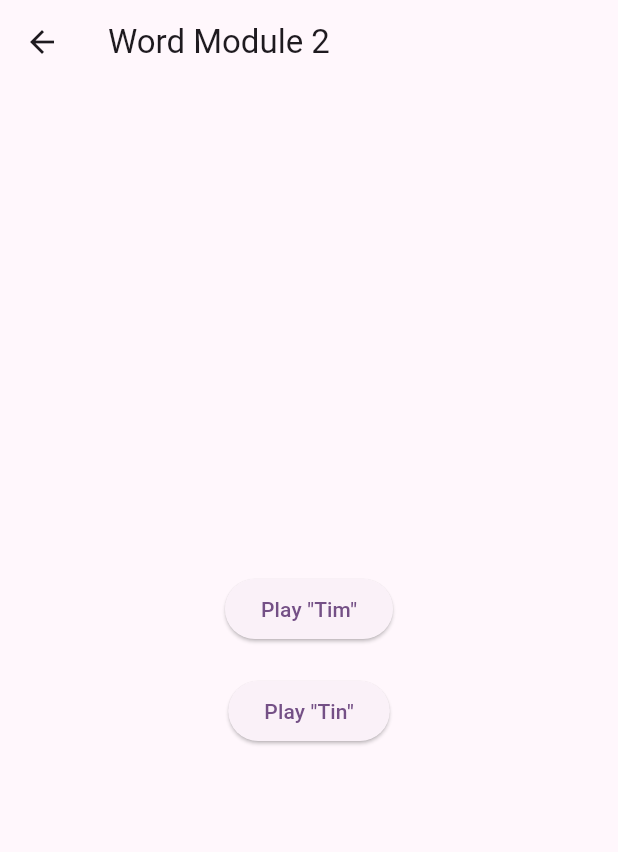
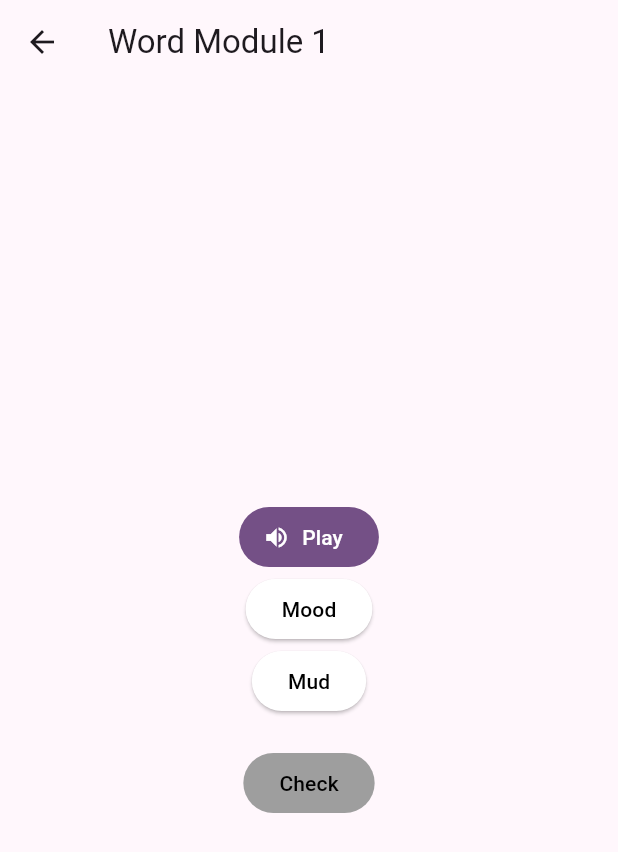
Before and after one commit to chateaumai/HearBat, a Flutter app: the WordModule2 screen opened directly, on a phone screen of 412 x 824 dp. Shown: the top 852 px of the screen. Run offline on Flutter 3.47's test engine with Material 3 defaults, Android fonts, the phone set to English and light mode, and no system bars; our stand-ins replace audioplayers, firebase_core, googleapis_auth; missing offline and left inert: googleapis; accounts and stored records are empty.

Commit message:
Implemented Word Lesson currently randomizing words, screen just pops when 10 words have been practiced

```diff
--- /dev/null
+++ b/lib/data/word_modules.dart
@@ -0,0 +1,29 @@
+import '../models/word_pair.dart';
+
+final Map<String, List<WordPair>> wordModules = {
+  'Module1': [
+    WordPair('Ship', 'Sheep'),
+    WordPair('Bat', 'Pat'),
+    WordPair('Cat', 'Hat'),
+    WordPair('Fan', 'Van'),
+    WordPair('Mice', 'Nice'),
+    WordPair('Rice', 'Rise'),
+    WordPair('Light', 'Right'),
+    WordPair('Seat', 'Seed'),
+    WordPair('Coke', 'Cook'),
+    WordPair('Bear', 'Pear'),
+  ],
+
+  'Module2': [
+    WordPair('Mood', 'Mud'),
+    WordPair('Beach', 'Beech'),
+    WordPair('Fail', 'Veil'),
+    WordPair('Thick', 'Sick'),
+    WordPair('Heart', 'Hurt'),
+    WordPair('Cord', 'Card'),
+    WordPair('Mail', 'Male'),
+    WordPair('Peace', 'Piece'),
+    WordPair('Whole', 'Hole'),
+    WordPair('Tale', 'Tail'),
+  ],
+};
--- a/lib/models/word_audio_pair.dart
+++ /dev/null
@@ -1,6 +0,0 @@
-class WordAudio {
-  final String word;
-  final String audioFile;
-
-  WordAudio(this.word, this.audioFile);
-}
--- /dev/null
+++ b/lib/models/word_pair.dart
@@ -0,0 +1,6 @@
+class WordPair {
+  final String wordA;
+  final String wordB;
+
+  WordPair(this.wordA, this.wordB);
+}
--- a/lib/pages/module_types/words/modules/word_module_2.dart
+++ b/lib/pages/module_types/words/modules/word_module_2.dart
@@ -1,5 +1,7 @@
 import 'package:flutter/material.dart';
 import 'package:hearbat/utils/google_tts.dart';
+import '../../../../widgets/two_word_widget.dart';
+import '../../../../data/word_modules.dart';
 
 class WordModule2 extends StatelessWidget {
 
@@ -8,24 +10,15 @@ class WordModule2 extends StatelessWidget {
   Widget build(BuildContext context) {
     return Scaffold(
       appBar: AppBar(
-        title: Text('Word Module 2'),
+        title: Text('Word Module 1', ),
       ),
       body: Center(
         child: Column(
           mainAxisAlignment: MainAxisAlignment.center,
           children: [
-            ElevatedButton(
-              onPressed: () =>
-                  googleTTS.playVoice("Tim", "en-US-Studio-O"), // First button "en-US-Polyglot-1"
-              child: Text('Play "Tim"'),
+            TwoWordWidget(
+              wordPairs: wordModules['Module2'] ?? [],
             ),
-            SizedBox(height: 20), // Adds space between the buttons
-            ElevatedButton(
-              onPressed: () =>
-                  googleTTS.playVoice("Tin", "en-US-Studio-Q"), // Second button
-              child: Text('Play "Tin"'),
-            ),
-            // Add more buttons or functionality as needed
           ],
         ),
       ),
--- a/lib/pages/practice_page.dart
+++ b/lib/pages/practice_page.dart
@@ -1,6 +1,6 @@
 import 'package:flutter/material.dart';
 import 'package:hearbat/utils/audio_util.dart';
-import 'package:hearbat/models/word_audio_pair.dart';
+import 'package:hearbat/models/word_pair.dart';
 import '../widgets/word_pair_row.dart';
 
 class PracticePage extends StatelessWidget {
--- /dev/null
+++ b/lib/widgets/two_word_widget.dart
@@ -0,0 +1,127 @@
+import "dart:math";
+import 'package:flutter/material.dart';
+import 'package:hearbat/models/word_pair.dart';
+import 'package:hearbat/utils/google_tts.dart';
+
+  class TwoWordWidget extends StatefulWidget {
+
+    final GoogleTTS googleTTS = GoogleTTS();
+    final List<WordPair> wordPairs; // list like this
+    late final String correctWord;
+
+  TwoWordWidget({Key? key, required this.wordPairs}) : super(key: key);
+
+  @override
+  State<TwoWordWidget> createState() => _TwoWordWidgetState();
+}
+
+class _TwoWordWidgetState extends State<TwoWordWidget> {
+  late List<WordPair> remainingPairs;
+  late WordPair currentPair;
+  late String correctWord;
+  String? selectedWord;
+  bool isCheckingAnswer = true;
+
+  // choosing random word
+  @override
+  void initState() {
+    super.initState();
+    remainingPairs = List<WordPair>.from(widget.wordPairs);
+    setNextPair();
+  }
+
+  void setNextPair() {
+    int index = Random().nextInt(remainingPairs.length);
+    currentPair = remainingPairs[index];
+    remainingPairs.removeAt(index);  //so the randomly chosen pair doesnt repeat
+
+    correctWord = Random().nextBool() ? currentPair.wordA : currentPair.wordB;
+    selectedWord = null;
+    isCheckingAnswer = true;
+  }
+
+  void checkAnswer() {
+    if (selectedWord == correctWord) {
+      print("Correct");
+    } else {
+      print("Incorrect");
+    }
+
+    if (remainingPairs.isEmpty) Navigator.pop(context);
+    isCheckingAnswer = false; // time to go to next pair
+  }
+
+  @override
+  Widget build(BuildContext context) {
+    return Column(
+      children: [
+        FilledButton.icon(
+          onPressed: () => widget.googleTTS.playVoice(correctWord, "en-US-Studio-O"),
+          icon: Icon(Icons.volume_up),
+          label: Text('Play'),
+        ),
+        Column(
+          mainAxisAlignment: MainAxisAlignment.spaceEvenly,
+          children: [
+            // word A button - these should be abstracted out
+            ElevatedButton(
+              onPressed: () {
+                setState(() {
+                  selectedWord = currentPair.wordA;
+                });
+              },
+              style: ElevatedButton.styleFrom(
+                backgroundColor : selectedWord == currentPair.wordA
+                  ? Colors.grey
+                  : Colors.white,
+              ),
+              child: Text(
+                currentPair.wordA,
+                style: TextStyle(color: Colors.black),
+              ),
+            ),
+            // word B
+            ElevatedButton(
+              onPressed: () {
+                setState(() {
+                  selectedWord = currentPair.wordB;
+                });
+              },
+              style: ElevatedButton.styleFrom(
+                backgroundColor : selectedWord == currentPair.wordB
+                  ? Colors.grey
+                  : Colors.white,
+              ),
+              child: Text(
+                currentPair.wordB,
+                style: TextStyle(color: Colors.black),
+              ),
+            ),
+            SizedBox(height: 20),
+            // can prob refactor this out (this is the check button)
+            ElevatedButton(
+              onPressed: selectedWord != null ? () {
+                if (isCheckingAnswer) {
+                  checkAnswer();
+                } else {
+                  setNextPair();
+                }
+                setState(() {});
+              } : null, // if null then disable
+              style: ElevatedButton.styleFrom(
+                backgroundColor: selectedWord != null
+                ? Colors.lightGreen
+                : Colors.grey,
+                disabledBackgroundColor: Colors.grey,
+              ),
+              child: Text(
+                isCheckingAnswer ? 'Check' : 'Next',
+                style: TextStyle(color: Colors.black),
+              ),
+            ),
+          ],
+        ),
+      ],
+    );
+  }
+}
--- a/lib/widgets/word_pair_row.dart
+++ b/lib/widgets/word_pair_row.dart
@@ -1,5 +1,5 @@
 import 'package:flutter/material.dart';
-import 'package:hearbat/models/word_audio_pair.dart';
+import 'package:hearbat/models/word_pair.dart';
 import 'package:hearbat/utils/audio_util.dart';
 import "dart:math";
 
```
Also changed, not shown: lib/pages/module_types/words/modules/word_module_1.dart (+5 -12 lines).
